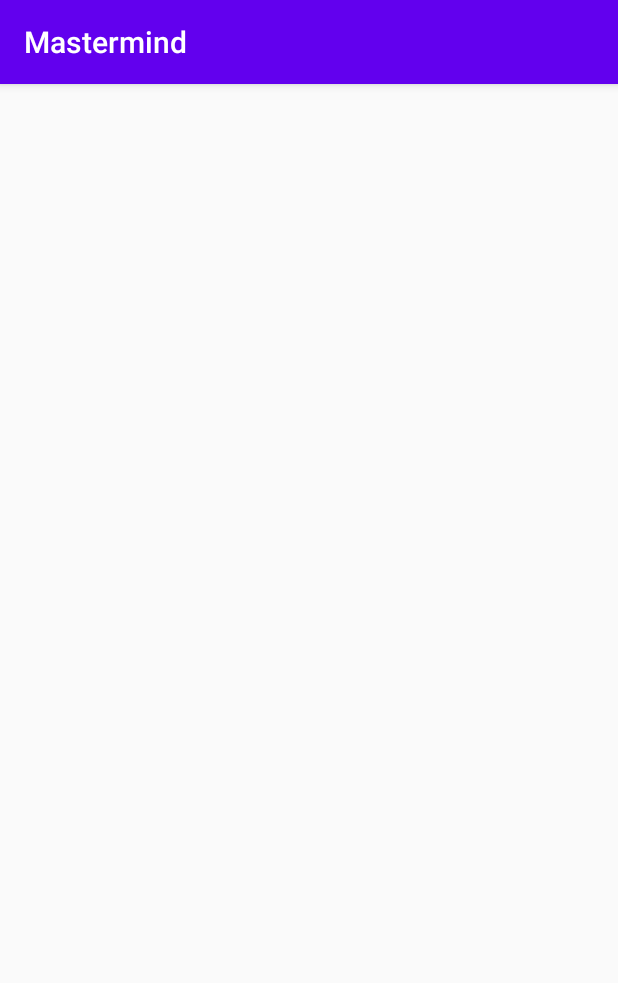
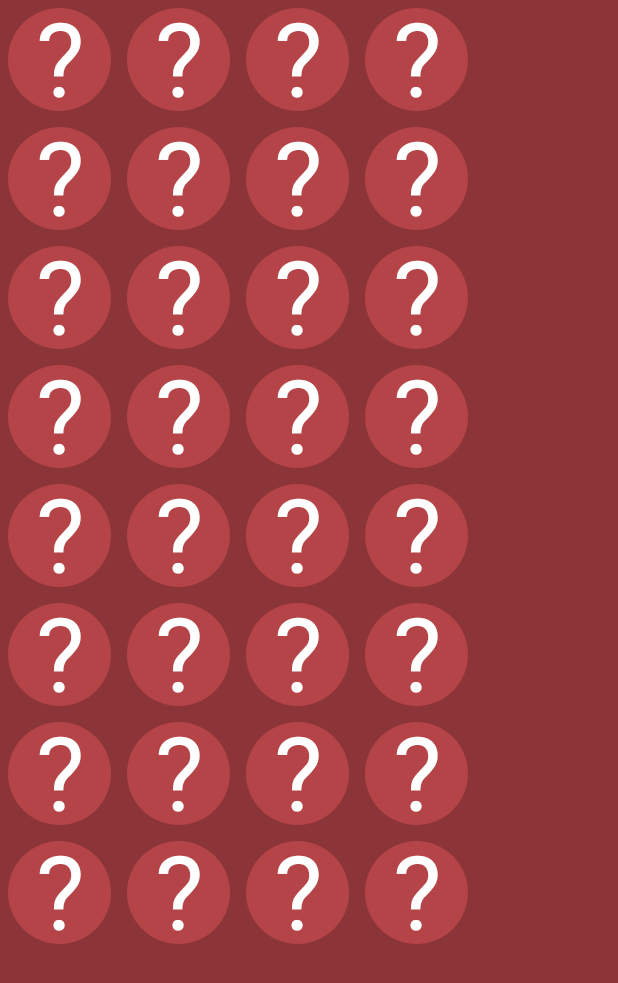
Before and after one commit to 1dle/mastermind, an Android app: the screen it shows after launch (MainActivity), on a phone screen of 412 x 824 dp. Shown: the top 983 px of the screen. Run offline under Robolectric (Android 15) with nearby library versions, the phone set to English and light mode, and no system bars.

Commit message:
draw simple circle

```diff
--- a/app/src/main/AndroidManifest.xml
+++ b/app/src/main/AndroidManifest.xml
@@ -8,7 +8,7 @@
         android:label="@string/app_name"
         android:roundIcon="@mipmap/ic_launcher_round"
         android:supportsRtl="true"
-        android:theme="@style/AppTheme">
+        android:theme="@android:style/Theme.Light.NoTitleBar">
         <activity android:name=".MainActivity">
             <intent-filter>
                 <action android:name="android.intent.action.MAIN" />
--- /dev/null
+++ b/app/src/main/java/hu/idkfa/mastermind/Constants.kt
@@ -0,0 +1,17 @@
+package hu.idkfa.mastermind
+
+object Constants {
+    private var W_WIDTH = 0;
+    private var W_HEIGHT = 0;
+
+    var ITEMSIZE1 = 0; //for elements in rvChooser
+    var ITEMSIZE2 = 0; //for elemtns in rvTable (GameTable)
+
+    fun inititemSizes(windowWidth: Int, windowHeight: Int){
+        W_WIDTH = windowWidth
+        W_HEIGHT = windowHeight
+        ITEMSIZE1 = 3*(W_WIDTH/6)/4
+        ITEMSIZE2 = W_HEIGHT/12
+    }
+
+}
--- /dev/null
+++ b/app/src/main/java/hu/idkfa/mastermind/GameTableAdapter.kt
@@ -0,0 +1,44 @@
+package hu.idkfa.mastermind
+
+import android.view.LayoutInflater
+import android.view.View
+import android.view.ViewGroup
+import androidx.recyclerview.widget.RecyclerView
+import hu.idkfa.mastermind.graphics.Painter
+import hu.idkfa.mastermind.model.Kolor
+import kotlinx.android.synthetic.main.item_chooser.view.*
+
+
+class GameTableAdapter(private var linearDataSet: List<Kolor>,
+                       private val onKolorClickListener: OnKolorClickListener):
+    RecyclerView.Adapter<GameTableAdapter.MyViewHolder>()
+{
+    class MyViewHolder(val view: View, val onKolorListener: OnKolorClickListener): RecyclerView.ViewHolder(view), View.OnClickListener{
+        init{
+            view.setOnClickListener(this)
+        }
+        override fun onClick(p0: View?) {
+        }
+    }
+    interface OnKolorClickListener{
+        fun onKolorClick(position: Int)
+    }
+
+    override fun onCreateViewHolder(parent: ViewGroup, viewType: Int): MyViewHolder {
+        val singleItem = LayoutInflater.from(parent.context)
+            .inflate(R.layout.item_chooser, parent, false)
+        //        // set the view's size, margins, paddings and layout parameters
+        return MyViewHolder(singleItem, onKolorClickListener)
+    }
+
+    override fun getItemCount() = linearDataSet.size
+
+    override fun onBindViewHolder(holder: MyViewHolder, position: Int) {
+        holder.view.ivItem.setImageBitmap(
+            Painter.circle(text = "?")
+        )
+        holder.view.setOnClickListener{
+            onKolorClickListener.onKolorClick(position)
+        }
+    }
+}
--- a/app/src/main/java/hu/idkfa/mastermind/MainActivity.kt
+++ b/app/src/main/java/hu/idkfa/mastermind/MainActivity.kt
@@ -1,15 +1,42 @@
 package hu.idkfa.mastermind
 
+import android.app.Activity
+import android.graphics.Point
 import androidx.appcompat.app.AppCompatActivity
 import android.os.Bundle
+import android.view.Window
+import android.view.WindowManager
+import android.widget.ArrayAdapter
+import android.widget.GridLayout
+import androidx.recyclerview.widget.GridLayoutManager
+import hu.idkfa.mastermind.model.GameTable
+import hu.idkfa.mastermind.model.Kolor
 import hu.idkfa.mastermind.viewmodel.GameViewModel
+import kotlinx.android.synthetic.main.activity_main.*
 
-class MainActivity : AppCompatActivity() {
+class MainActivity : Activity(), GameTableAdapter.OnKolorClickListener {
 
     val viewModel = GameViewModel()
 
     override fun onCreate(savedInstanceState: Bundle?) {
         super.onCreate(savedInstanceState)
+        //full screen
+        window.setFlags( WindowManager.LayoutParams.FLAG_FULLSCREEN, WindowManager.LayoutParams.FLAG_FULLSCREEN)
+
         setContentView(R.layout.activity_main)
+
+
+
+        val size = Point()
+        var a = windowManager.defaultDisplay.getSize(size)
+        Constants.inititemSizes(size.x, size.y);
+
+        val gameTable = GameTable();
+        rvTable.layoutManager = GridLayoutManager(applicationContext,4)
+        rvTable.adapter = GameTableAdapter(gameTable.asList(), this )
+    }
+
+    override fun onKolorClick(position: Int) {
+
     }
 }
--- /dev/null
+++ b/app/src/main/java/hu/idkfa/mastermind/graphics/Painter.kt
@@ -0,0 +1,50 @@
+package hu.idkfa.mastermind.graphics
+
+import android.graphics.*
+import android.graphics.drawable.Drawable
+import hu.idkfa.mastermind.Constants
+import hu.idkfa.mastermind.model.Kolor
+
+object Painter {
+
+    fun circle(size: Int = Constants.ITEMSIZE2, border: Boolean = false, color: Kolor = Kolor.BGCOLOR, text: String? = null): Bitmap{
+        val bg = Bitmap.createBitmap(size+10,size+10, Bitmap.Config.ARGB_8888 )
+        val paint = Paint().apply {
+            style = Paint.Style.FILL
+            flags = Paint.ANTI_ALIAS_FLAG
+            this.color = Color.parseColor(color.colorCode)
+        }
+
+        val canvas = Canvas(bg)
+        val radius = size/2f
+        canvas.drawCircle(size/2f+5,size/2f+5,radius,paint)
+        //Körvonal
+        if(border){
+            paint.apply {
+                style = Paint.Style.STROKE
+                strokeWidth = 5f
+                this.color = Color.BLACK
+            }
+            canvas.drawCircle(size/2f+5,size/2f+5,radius,paint)
+        }
+        if (text!=null){
+            paint.textSize = size.toFloat()
+            paint.style = Paint.Style.FILL
+            paint.color = Color.WHITE
+            canvas.centerText(paint, text,size/2f+5,size/2f+5)
+        }
+        return bg
+    }
+    private fun Canvas.centerText(paint: Paint, text: String, cx: Float, cy:Float) {
+        val r = Rect();
+        this.getClipBounds(r)
+        paint.textAlign = Paint.Align.LEFT
+        paint.getTextBounds(text, 0, text.length, r)
+        val x = cx - r.width() / 2f - r.left
+        val y = cy + r.height() / 2f - r.bottom
+        this.drawText(text, x, y, paint)
+    }
+
+
+
+}
--- a/app/src/main/java/hu/idkfa/mastermind/model/GameTable.kt
+++ b/app/src/main/java/hu/idkfa/mastermind/model/GameTable.kt
@@ -3,11 +3,29 @@ package hu.idkfa.mastermind.model
 import kotlin.properties.Delegates
 
 class GameTable {
-    /*
-    companion object {
-        val instance = GameTable()
-    }*/
 
-    var row = 1
-    var column = 1
+    private val _table = mutableListOf<Kolor>()
+    private var row = 0
+    private var column = 0
+    private val MAX_ROW = 8
+    private val MAX_COL = 4
+
+
+    private fun initList(){
+        //fill table with background-color color circles
+        repeat(MAX_ROW * MAX_COL){ _table.add(Kolor.BGDARKER) }
+    }
+
+    init{
+        initList();
+    }
+
+
+    fun asList() = _table
+    fun reset(){
+        row = 0
+        column = 0
+        _table.clear()
+        initList()
+    }
 }
--- a/app/src/main/java/hu/idkfa/mastermind/model/Kolor.kt
+++ b/app/src/main/java/hu/idkfa/mastermind/model/Kolor.kt
@@ -1,13 +1,15 @@
 package hu.idkfa.mastermind.model
 
-enum class Kolor(value: Int) {
-    BGCOLOR(0xB54448),
-    BGDARKER(0x8C3538),
-    RED(0xff0000),
-    GREEN(0x00ff00),
-    BLUE(0x0000ff),
-    CYAN(0x00ffff),
-    PINK(0xff00ff),
-    YELLOW(0xffff00)
+import hu.idkfa.mastermind.R
+
+enum class Kolor(val colorCode: String) {
+    BGCOLOR("#B54448"),
+    BGDARKER("#8C3538"),
+    RED("#ff0000"),
+    GREEN("#00ff00"),
+    BLUE("#0000ff"),
+    CYAN("#00ffff"),
+    PINK("#ff00ff"),
+    YELLOW("#ffff00")
 
 }
--- a/app/src/main/res/layout/activity_main.xml
+++ b/app/src/main/res/layout/activity_main.xml
@@ -5,6 +5,7 @@
     android:id="@+id/ccBG"
     android:layout_width="match_parent"
     android:layout_height="match_parent"
+    android:background="@color/BG_DARKER"
     tools:context=".MainActivity">
 
     <androidx.recyclerview.widget.RecyclerView
--- a/app/src/main/res/values/colors.xml
+++ b/app/src/main/res/values/colors.xml
@@ -3,4 +3,5 @@
     <color name="colorPrimary">#6200EE</color>
     <color name="colorPrimaryDark">#3700B3</color>
     <color name="colorAccent">#03DAC5</color>
+    <color name="BG_DARKER">#8C3538</color>
 </resources>
```
